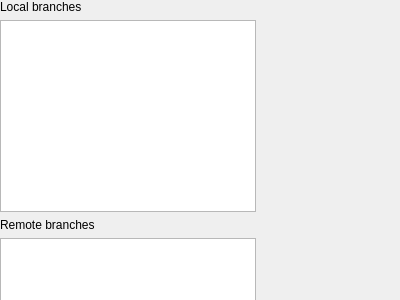
This is src/components/branchlist/branchlist.ui in feelx88/git-qui as Qt 5 draws it before an edit. The edited form follows.
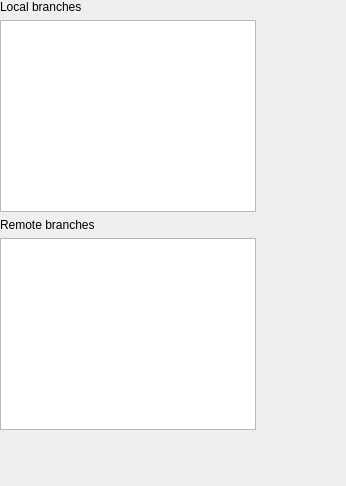
This is the edited form.

Commit message: Made widgets working again correctly.

What changed in the file:
```diff
--- a/src/components/branchlist/branchlist.ui
+++ b/src/components/branchlist/branchlist.ui
@@ -1,13 +1,13 @@
 <?xml version="1.0" encoding="UTF-8"?>
 <ui version="4.0">
  <class>BranchList</class>
- <widget class="QFrame" name="BranchList">
+ <widget class="QWidget" name="BranchList">
   <property name="geometry">
    <rect>
     <x>0</x>
     <y>0</y>
-    <width>400</width>
-    <height>300</height>
+    <width>346</width>
+    <height>486</height>
    </rect>
   </property>
   <property name="windowTitle">
```
Lines whose indentation alone changed are shown as unchanged. The commit also changes 7 other files.
